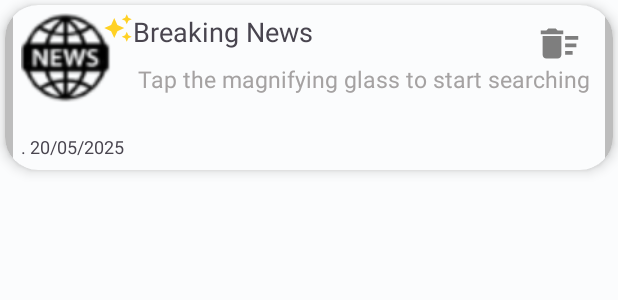
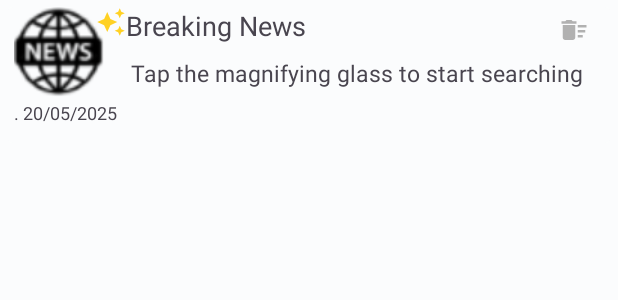
Before and after one commit to supernovapro/nextlevelera, an Android app: the layout item_bookmark_article.xml on its own in the app's theme, with its tools: preview values and no code run, on a phone screen of 412 x 824 dp. Shown: the top 300 px of the screen. Run offline under Robolectric (Android 15) with nearby library versions, the phone set to English and light mode, and no system bars.

Commit message:
final desgin

```diff
--- /dev/null
+++ b/app/src/main/java/com/supenovapro/nextlevelera/data/NewsComment.kt
@@ -0,0 +1,9 @@
+package com.supenovapro.nextlevelera.data
+
+import android.os.Parcelable
+import androidx.room.Entity
+import kotlinx.android.parcel.Parcelize
+
+@Parcelize
+@Entity(tableName = "news_Comment")
+data class NewsComment (val likes: Int?, val comment: String?,val replay : String?): Parcelable
--- a/app/src/main/java/com/supenovapro/nextlevelera/data/TrendNews.kt
+++ b/app/src/main/java/com/supenovapro/nextlevelera/data/TrendNews.kt
@@ -13,7 +13,11 @@ data class TrendNews(
     val url: String?,
     val imageUrl: String?,
     val source: String?,
-    val newsContent: String?,
+    val likes: Int?,
+    val views: Int?,
+    val commentsCount: Int?,
+    val postComments: String?,
+    val newsComment: String?,
     val updatedAt: Long = System.currentTimeMillis()
 ) : Parcelable{
 
--- a/app/src/main/res/drawable/ic_delete_sweep.xml
+++ b/app/src/main/res/drawable/ic_delete_sweep.xml
@@ -1,4 +1,4 @@
-<vector android:height="24dp" android:tint="#7E7E7E"
+<vector android:height="24dp" android:tint="#B1B1B1"
     android:viewportHeight="24" android:viewportWidth="24"
     android:width="24dp" xmlns:android="http://schemas.android.com/apk/res/android">
     <path android:fillColor="@android:color/white" android:pathData="M15,16h4v2h-4zM15,8h7v2h-7zM15,12h6v2h-6zM3,18c0,1.1 0.9,2 2,2h6c1.1,0 2,-0.9 2,-2L13,8L3,8v10zM14,5h-3l-1,-1L6,4L5,5L2,5v2h12z"/>
--- a/app/src/main/res/layout/fragment_bookmarks.xml
+++ b/app/src/main/res/layout/fragment_bookmarks.xml
@@ -38,6 +38,7 @@
         android:layout_width="match_parent"
         android:layout_height="match_parent"
         android:layout_below="@id/bookmark_frg_appbar"
+        android:background="@drawable/half_round_bg"
         android:padding="2dp"
         tools:listitem="@layout/item_bookmark_article" />
 
--- a/app/src/main/res/layout/item_bookmark_article.xml
+++ b/app/src/main/res/layout/item_bookmark_article.xml
@@ -4,21 +4,10 @@
     xmlns:app="http://schemas.android.com/apk/res-auto"
     style="@style/Widget.Material3.CardView.Outlined"
     android:layout_width="match_parent"
-    android:layout_height="110dp"
-    app:cardCornerRadius="22dp"
-    android:layout_margin="3dp"
-    app:cardElevation="5dp"
+    android:layout_height="100dp"
+    app:cardCornerRadius="5dp"
+    app:cardUseCompatPadding="true"
     >
-    <ImageView
-        android:layout_width="5dp"
-        android:layout_height="match_parent"
-        android:contentDescription="@string/more_icon"
-        android:layout_gravity="end"
-        android:background="#BDBDBD"/>
-<FrameLayout
-    android:layout_width="match_parent"
-    android:padding="5dp"
-    android:layout_height="120dp">
 
     <ImageView
         android:id="@+id/bookmark_news_image"
@@ -65,16 +54,15 @@
             android:layout_marginTop="5dp"
             android:layout_marginBottom="2dp"
             android:ellipsize="end"
-            android:maxLines="3"
+            android:maxLines="2"
             android:padding="3dp"
             android:text="@string/search_instructions"
-            android:textColor="#A5A2A2"
             android:textSize="15sp" />
 
         <ImageView
             android:id="@+id/bookmark_remove"
-            android:layout_width="30dp"
-            android:layout_height="30dp"
+            android:layout_width="20dp"
+            android:layout_height="20dp"
             android:layout_alignParentTop="true"
             android:layout_alignParentEnd="true"
             android:layout_marginTop="5dp"
@@ -95,13 +83,4 @@
             android:textSize="12sp" />
 
     </RelativeLayout>
-
-</FrameLayout>
-
-    <ImageView
-        android:layout_width="5dp"
-        android:layout_height="match_parent"
-        android:contentDescription="@string/more_icon"
-        android:layout_gravity="start"
-        android:background="#BDBDBD"/>
 </androidx.cardview.widget.CardView>
--- a/app/src/main/res/layout/item_trendnews_article.xml
+++ b/app/src/main/res/layout/item_trendnews_article.xml
@@ -41,6 +41,7 @@
             style="@style/TextAppearance.AppCompat.Small"
             android:layout_width="wrap_content"
             android:layout_height="15dp"
+            android:layout_marginEnd="5dp"
             android:layout_gravity="center_horizontal"
             android:layout_alignParentEnd="true"
             android:text="@string/defult_time"
```
